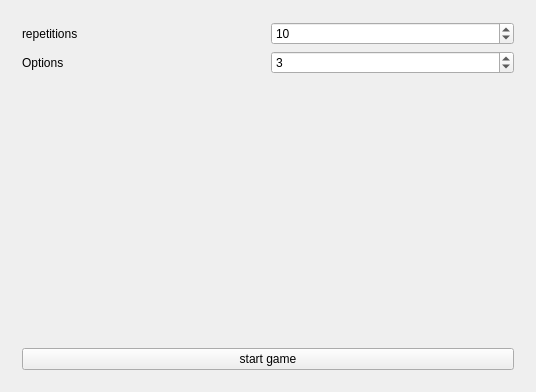
Qt form math_practice.ui (jleahred/kids-math-practice) before a commit.
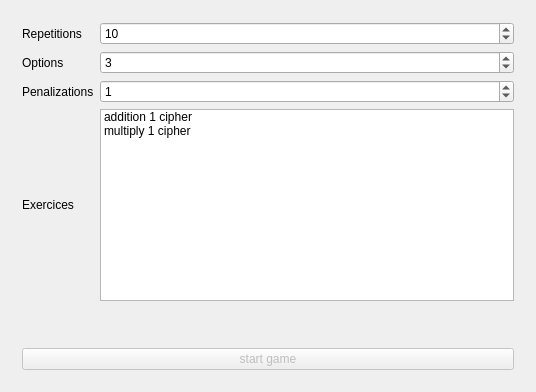
The same form after that commit. The open tabs and pages were chosen to show the change. Custom widgets are drawn as their Qt base class.

Commit message:
added options to choose exercice kind
* addition 1 cipher
* multiplications 1 cipher

```diff
--- a/math_practice.ui
+++ b/math_practice.ui
@@ -34,7 +34,7 @@
         <item row="0" column="0">
          <widget class="QLabel" name="label">
           <property name="text">
-           <string>repetitions</string>
+           <string>Repetitions</string>
           </property>
          </widget>
         </item>
@@ -55,24 +55,17 @@
           </property>
          </widget>
         </item>
-        <item row="1" column="1">
-         <widget class="QSpinBox" name="config_options">
-          <property name="minimum">
-           <number>2</number>
-          </property>
-          <property name="value">
-           <number>3</number>
-          </property>
-         </widget>
-        </item>
-        <item row="3" column="0" colspan="2">
+        <item row="5" column="0" colspan="2">
          <widget class="QPushButton" name="start">
+          <property name="enabled">
+           <bool>false</bool>
+          </property>
           <property name="text">
            <string>start game</string>
           </property>
          </widget>
         </item>
-        <item row="2" column="0">
+        <item row="4" column="0">
          <spacer name="verticalSpacer_4">
           <property name="orientation">
            <enum>Qt::Vertical</enum>
@@ -85,6 +78,63 @@
           </property>
          </spacer>
         </item>
+        <item row="2" column="0">
+         <widget class="QLabel" name="label_3">
+          <property name="text">
+           <string>Penalizations</string>
+          </property>
+         </widget>
+        </item>
+        <item row="2" column="1">
+         <widget class="QSpinBox" name="penalizations">
+          <property name="minimum">
+           <number>0</number>
+          </property>
+          <property name="value">
+           <number>1</number>
+          </property>
+         </widget>
+        </item>
+        <item row="1" column="1">
+         <widget class="QSpinBox" name="config_options">
+          <property name="minimum">
+           <number>2</number>
+          </property>
+          <property name="maximum">
+           <number>9</number>
+          </property>
+          <property name="value">
+           <number>3</number>
+          </property>
+         </widget>
+        </item>
+        <item row="3" column="0">
+         <widget class="QLabel" name="label_4">
+          <property name="text">
+           <string>Exercices</string>
+          </property>
+         </widget>
+        </item>
+        <item row="3" column="1">
+         <widget class="QListWidget" name="exercices_list">
+          <item>
+           <property name="text">
+            <string>addition 1 cipher</string>
+           </property>
+           <property name="checkState">
+            <enum>Unchecked</enum>
+           </property>
+          </item>
+          <item>
+           <property name="text">
+            <string>multiply 1 cipher</string>
+           </property>
+           <property name="checkState">
+            <enum>Unchecked</enum>
+           </property>
+          </item>
+         </widget>
+        </item>
        </layout>
       </widget>
       <widget class="QWidget" name="page">
```
Left out of the diff: 2 changed lines with no effect on the pictures. The commit also changes 2 other files.
